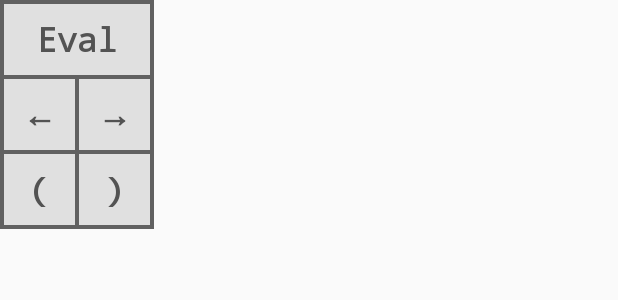
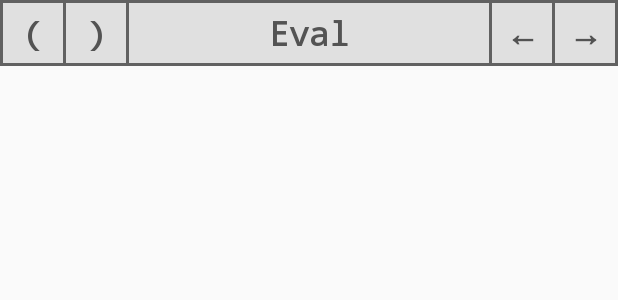
Before and after one commit to magicgoose/schemoid, an Android app: the layout editor_buttons.xml on its own in the app's theme, with its tools: preview values and no code run, on a phone screen of 412 x 824 dp. Shown: the top 300 px of the screen. Run offline under Robolectric (Android 15) with nearby library versions, the phone set to English and light mode, and no system bars.

Commit message:
redone editor buttons, added icons

```diff
--- a/app/src/main/java/magicgoose/schemoid/scheme/SchemeLogItemKind.java
+++ b/app/src/main/java/magicgoose/schemoid/scheme/SchemeLogItemKind.java
@@ -3,5 +3,6 @@ package magicgoose.schemoid.scheme;
 public enum SchemeLogItemKind {
     Input,
     Output,
-    ErrorOutput
+    ErrorOutput,
+    SystemInfo
 }
--- a/app/src/main/res/drawable/editor_button_background.xml
+++ b/app/src/main/res/drawable/editor_button_background.xml
@@ -1,5 +1,5 @@
 <?xml version="1.0" encoding="utf-8"?>
 <selector xmlns:android="http://schemas.android.com/apk/res/android">
-    <item android:state_pressed="true" android:drawable="@android:color/transparent"/>
+    <item android:state_pressed="true" android:drawable="@color/editor_button_pressed"/>
     <item android:drawable="@drawable/editor_button_normal"/>
 </selector>
--- a/app/src/main/res/drawable/editor_button_normal.xml
+++ b/app/src/main/res/drawable/editor_button_normal.xml
@@ -2,7 +2,4 @@
 <shape xmlns:android="http://schemas.android.com/apk/res/android"
        android:shape="rectangle">
     <solid android:color="@color/editor_button_normal"/>
-    <stroke
-        android:color="@color/editor_button_border"
-        android:width="@dimen/editor_button_border_size_half"/>
 </shape>
--- /dev/null
+++ b/app/src/main/res/drawable/editor_buttons_background.xml
@@ -0,0 +1,4 @@
+<?xml version="1.0" encoding="utf-8"?>
+<shape xmlns:android="http://schemas.android.com/apk/res/android" android:shape="rectangle">
+    <stroke android:width="@dimen/editor_button_border_size" android:color="@color/editor_button_border"/>
+</shape>
--- /dev/null
+++ b/app/src/main/res/layout/button_separator.xml
@@ -0,0 +1,7 @@
+<?xml version="1.0" encoding="utf-8"?>
+<View xmlns:android="http://schemas.android.com/apk/res/android"
+      android:orientation="vertical"
+      android:layout_width="@dimen/editor_button_border_size"
+      android:layout_height="match_parent"
+      android:background="@color/editor_button_border"
+    />
--- a/app/src/main/res/layout/editor_buttons.xml
+++ b/app/src/main/res/layout/editor_buttons.xml
@@ -1,29 +1,38 @@
 <?xml version="1.0" encoding="utf-8"?>
 <LinearLayout xmlns:android="http://schemas.android.com/apk/res/android"
               xmlns:tools="http://schemas.android.com/tools"
-              android:layout_width="wrap_content"
+              android:layout_width="match_parent"
               android:layout_height="wrap_content"
-              android:padding="@dimen/editor_button_border_size_half"
-              android:background="@color/editor_button_border"
-              android:orientation="vertical"
+              android:padding="@dimen/editor_button_border_size"
+              android:background="@drawable/editor_buttons_background"
+              android:orientation="horizontal"
     >
+
+    <TextView
+        android:id="@+id/eb_left_paren"
+        style="@style/EditorButton"
+        android:text="("
+        tools:ignore="HardcodedText"/>
+
+    <include layout="@layout/button_separator"/>
+
+    <TextView
+        android:id="@+id/eb_right_paren"
+        style="@style/EditorButton"
+        android:text=")"
+        tools:ignore="HardcodedText"/>
+
+    <include layout="@layout/button_separator"/>
 
     <TextView
         android:id="@+id/eb_eval"
         style="@style/EditorButton"
-        android:layout_width="match_parent"
+        android:layout_width="0dp"
+        android:layout_weight="1"
         android:text="Eval"
         tools:ignore="HardcodedText"/>
 
-    <LinearLayout
-        android:layout_width="wrap_content"
-        android:layout_height="wrap_content"
-        android:orientation="horizontal">
-
-        <LinearLayout
-            android:layout_width="wrap_content"
-            android:layout_height="wrap_content"
-            android:orientation="vertical">
+    <include layout="@layout/button_separator"/>
 
     <TextView
         android:id="@+id/eb_left_arrow"
@@ -31,18 +40,7 @@
         android:text="←"
         tools:ignore="HardcodedText"/>
 
-            <TextView
-                android:id="@+id/eb_left_paren"
-                style="@style/EditorButton"
-                android:text="("
-                tools:ignore="HardcodedText"/>
-
-        </LinearLayout>
-
-        <LinearLayout
-            android:layout_width="wrap_content"
-            android:layout_height="wrap_content"
-            android:orientation="vertical">
+    <include layout="@layout/button_separator"/>
 
     <TextView
         android:id="@+id/eb_right_arrow"
@@ -50,15 +48,4 @@
         android:text="→"
         tools:ignore="HardcodedText"/>
 
-            <TextView
-                android:id="@+id/eb_right_paren"
-                style="@style/EditorButton"
-                android:text=")"
-                tools:ignore="HardcodedText"/>
-
 </LinearLayout>
-
-
-    </LinearLayout>
-
-</LinearLayout>
--- a/app/src/main/res/values/colors.xml
+++ b/app/src/main/res/values/colors.xml
@@ -3,6 +3,7 @@
     <color name="divider_color">#c4c4c4</color>
 
     <color name="editor_button_normal">#e0e0e0</color>
+    <color name="editor_button_pressed">#53a64d</color>
     <color name="editor_button_border">#616161</color>
 
     <color name="log_background_input">#c2dce1</color>
--- a/app/src/main/res/values/dimens.xml
+++ b/app/src/main/res/values/dimens.xml
@@ -3,7 +3,7 @@
     <dimen name="activity_horizontal_margin">16dp</dimen>
     <dimen name="activity_vertical_margin">16dp</dimen>
 
-    <dimen name="editor_button_size">50dp</dimen>
-    <dimen name="editor_button_border_size_half">1dp</dimen>
+    <dimen name="editor_button_size">40dp</dimen>
+    <dimen name="editor_button_border_size">2dp</dimen>
     <dimen name="code_log_item_padding">8dp</dimen>
 </resources>
--- a/app/src/main/res/values/styles.xml
+++ b/app/src/main/res/values/styles.xml
@@ -9,7 +9,7 @@
         <item name="android:layout_width">match_parent</item>
         <item name="android:layout_height">wrap_content</item>
         <item name="android:maxLines">10</item>
-        <item name="android:minLines">4</item>
+        <item name="android:minLines">2</item>
         <item name="android:gravity">bottom</item>
         <item name="android:typeface">monospace</item>
         <item name="android:inputType">textMultiLine|textNoSuggestions</item>
```
Also changed, not shown: app/src/main/java/magicgoose/schemoid/fragment/ReplFragment.java (+17 -8 lines), app/src/main/res/layout/repl.xml (+4 -13 lines), app/src/main/res/mipmap-hdpi/ic_launcher.png, app/src/main/res/mipmap-mdpi/ic_launcher.png, app/src/main/res/mipmap-xhdpi/ic_launcher.png, app/src/main/res/mipmap-xxhdpi/ic_launcher.png, app/src/main/res/mipmap-xxxhdpi/ic_launcher.png (added), 4 other files. Lines whose indentation alone changed are shown as unchanged.
